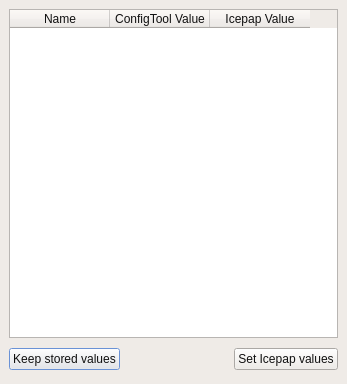
ALBA-Synchrotron/IcepapCMS, file icepapCMS/ui_icepapcms/ui/dialogdriverconflict.ui: the form before one commit.
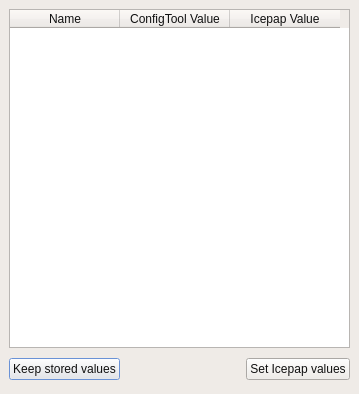
The form after the commit. Icons and pictures are not drawn.

Commit message: Fix fonts sizes

The edit to the form file:
```diff
--- a/icepapCMS/ui_icepapcms/ui/dialogdriverconflict.ui
+++ b/icepapCMS/ui_icepapcms/ui/dialogdriverconflict.ui
@@ -6,8 +6,8 @@
    <rect>
     <x>0</x>
     <y>0</y>
-    <width>347</width>
-    <height>384</height>
+    <width>359</width>
+    <height>394</height>
    </rect>
   </property>
   <property name="palette">
@@ -1023,9 +1023,17 @@
        </disabled>
       </palette>
      </property>
+     <property name="font">
+      <font>
+       <pointsize>9</pointsize>
+      </font>
+     </property>
      <property name="alternatingRowColors">
       <bool>true</bool>
      </property>
+     <attribute name="horizontalHeaderDefaultSectionSize">
+      <number>110</number>
+     </attribute>
      <column>
       <property name="text">
        <string>Name</string>
@@ -1062,6 +1070,11 @@
      </property>
      <item>
       <widget class="QPushButton" name="btnStored">
+       <property name="font">
+        <font>
+         <pointsize>9</pointsize>
+        </font>
+       </property>
        <property name="text">
         <string>Keep stored values</string>
        </property>
@@ -1086,6 +1099,11 @@
      </item>
      <item>
       <widget class="QPushButton" name="btnIcepap">
+       <property name="font">
+        <font>
+         <pointsize>9</pointsize>
+        </font>
+       </property>
        <property name="text">
         <string>Set Icepap values</string>
        </property>
```
